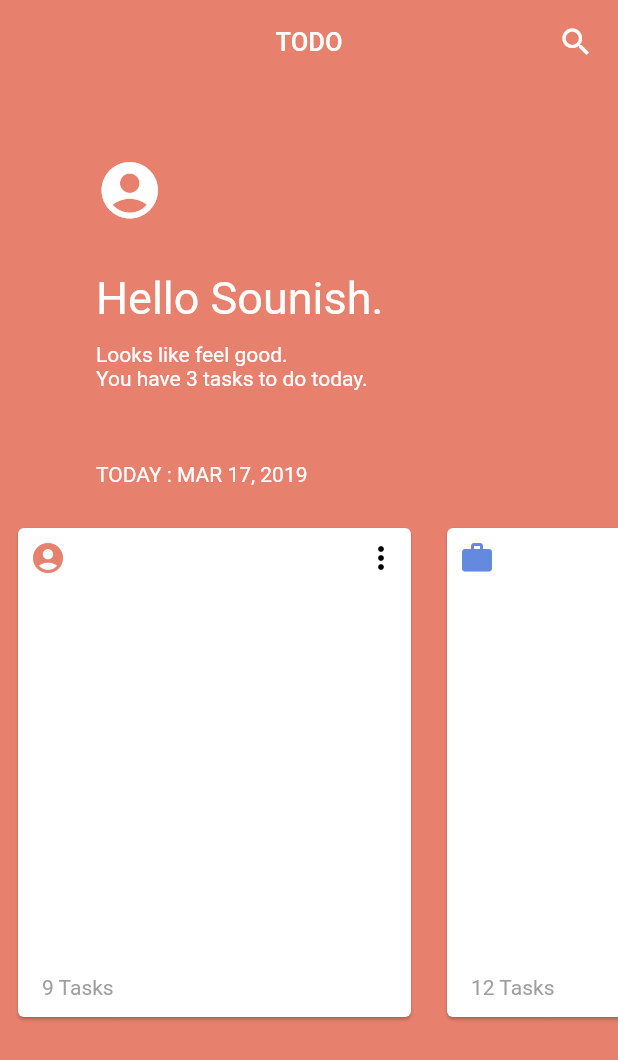
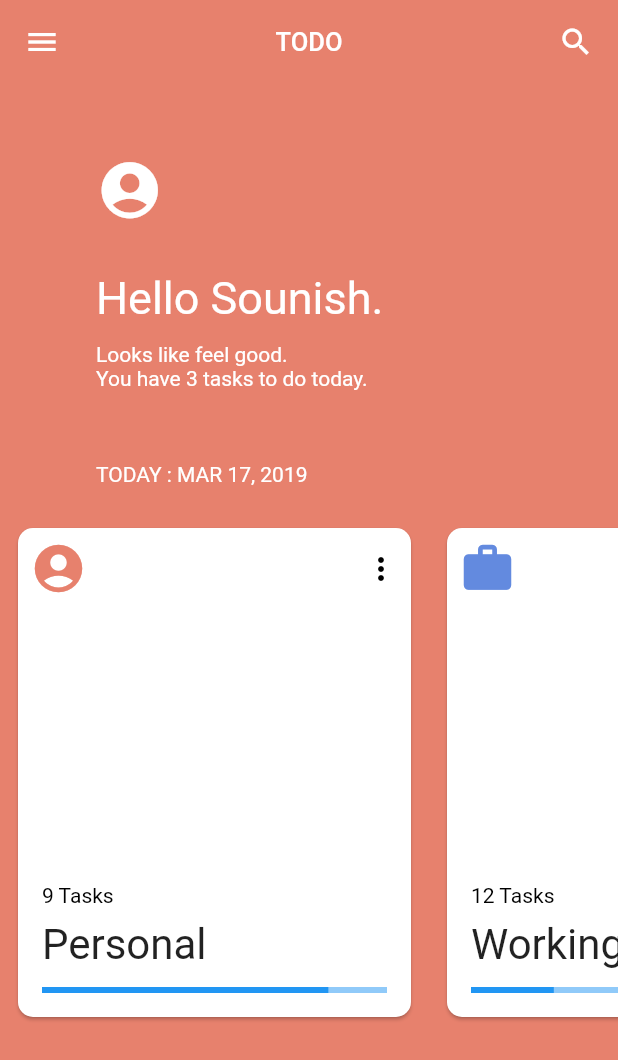
Before and after one commit to sounishnath003/TODOs-FLUTTER-, a Flutter app: the screen it shows after launch, on a phone screen of 412 x 824 dp. Shown: the top 1060 px of the screen. Run offline on Flutter 3.47's test engine with Material 2 defaults, Android fonts, the phone set to English and light mode, and no system bars; Roboto replaces fonts that are missing (product sans).

Commit message:
todos app is builded FINE UI modern wid flutter <3

```diff
--- a/lib/main.dart
+++ b/lib/main.dart
@@ -12,6 +12,7 @@ class MyApp extends StatelessWidget {
     return new MaterialApp(
       title: 'Flutter ToDos',
       theme: new ThemeData(
+        fontFamily: 'product sans',
         primarySwatch: Colors.blue,
       ),
       home: new MyHomePage(),
@@ -26,7 +27,7 @@ class MyHomePage extends StatefulWidget {
   _MyHomePageState createState() => _MyHomePageState();
 }
 
-class _MyHomePageState extends State<MyHomePage> with SingleTickerProviderStateMixin {
+class _MyHomePageState extends State<MyHomePage> with TickerProviderStateMixin {
 
 // defining colors pallete
  var appColors = [Color.fromRGBO(231, 129, 109, 1.0),Color.fromRGBO(99, 138, 223, 1.0),Color.fromRGBO(111, 194, 173, 1.0)];
@@ -144,6 +145,7 @@ class _MyHomePageState extends State<MyHomePage> with SingleTickerProviderStateM
                                      children: <Widget>[
                                        Icon(cardList[position].icon,
                                        color: appColors[position],
+                                       size: 38.0,
                                        ),
                                        Icon(Icons.more_vert,color: Colors.black),
                                      ],
@@ -159,8 +161,18 @@ class _MyHomePageState extends State<MyHomePage> with SingleTickerProviderStateM
                                          padding: const EdgeInsets.symmetric(horizontal: 8.0,vertical: 4.0),
                                          child: new Text(
                                            "${cardList[position].tasksremaining} Tasks",
-                                           style: TextStyle(color: Colors.grey),
+                                           style: TextStyle(color: Colors.black),
                                          ),
+                                       ),
+                                       new Padding(
+                                         padding: const EdgeInsets.symmetric(horizontal: 8.0, vertical: 4.0),
+                                         child: new Text("${cardList[position].CardTitle}",
+                                         style: new TextStyle(fontSize: 28.0),
+                                         ),
+                                       ),
+                                       new Padding(
+                                         padding: const EdgeInsets.all(8.0),
+                                         child: LinearProgressIndicator(value: cardList[position].taskCompletation,),
                                        ),
                                      ], // widget end
                                    ),
@@ -168,8 +180,43 @@ class _MyHomePageState extends State<MyHomePage> with SingleTickerProviderStateM
                                ],
                              ),
                            ),
+
+                           shape: RoundedRectangleBorder(
+                             borderRadius: BorderRadius.circular(10.0),
+                           ),
                          ),
                        ),
+                       onHorizontalDragEnd: (details) {
+
+                          animationController = AnimationController(vsync: this, duration: Duration(milliseconds: 500));
+                          curvedAnimation = CurvedAnimation(parent: animationController, curve: Curves.fastOutSlowIn);
+                          animationController.addListener(() {
+                            setState(() {
+                              currentColor = colorTween.evaluate(curvedAnimation);
+                            });
+                          });
+
+                          if(details.velocity.pixelsPerSecond.dx > 0) {
+                            if(cardIndex>0) {
+                              cardIndex--;
+                              colorTween = ColorTween(begin:currentColor,end:appColors[cardIndex]);
+                            }
+                          }else {
+                            if(cardIndex<2) {
+                              cardIndex++;
+                              colorTween = ColorTween(begin: currentColor,
+                                  end: appColors[cardIndex]);
+                            }
+                          }
+                          setState(() {
+                            scrollController.animateTo((cardIndex)*256.0, duration: Duration(milliseconds: 500), curve: Curves.fastOutSlowIn);
+                          });
+
+                          colorTween.animate(curvedAnimation);
+
+                          animationController.forward( );
+
+                        }, // horixontal
                       ) ;
                      },
                     ),
@@ -179,6 +226,7 @@ class _MyHomePageState extends State<MyHomePage> with SingleTickerProviderStateM
             ],
           ),
         ),
+        drawer: Drawer(),
       );
     }
   }
```
Also changed, not shown: pubspec.yaml (+12 -11 lines).
